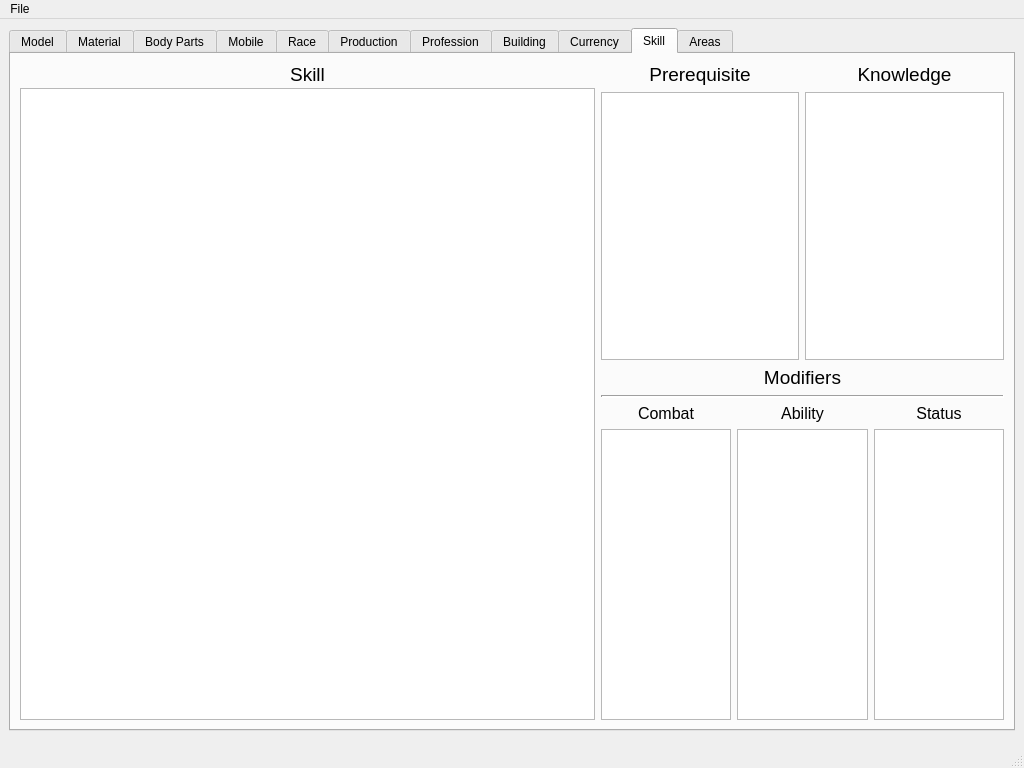
Old version of the form db_editor/radmuddbe.ui in the repository Galfurian/RadMud.
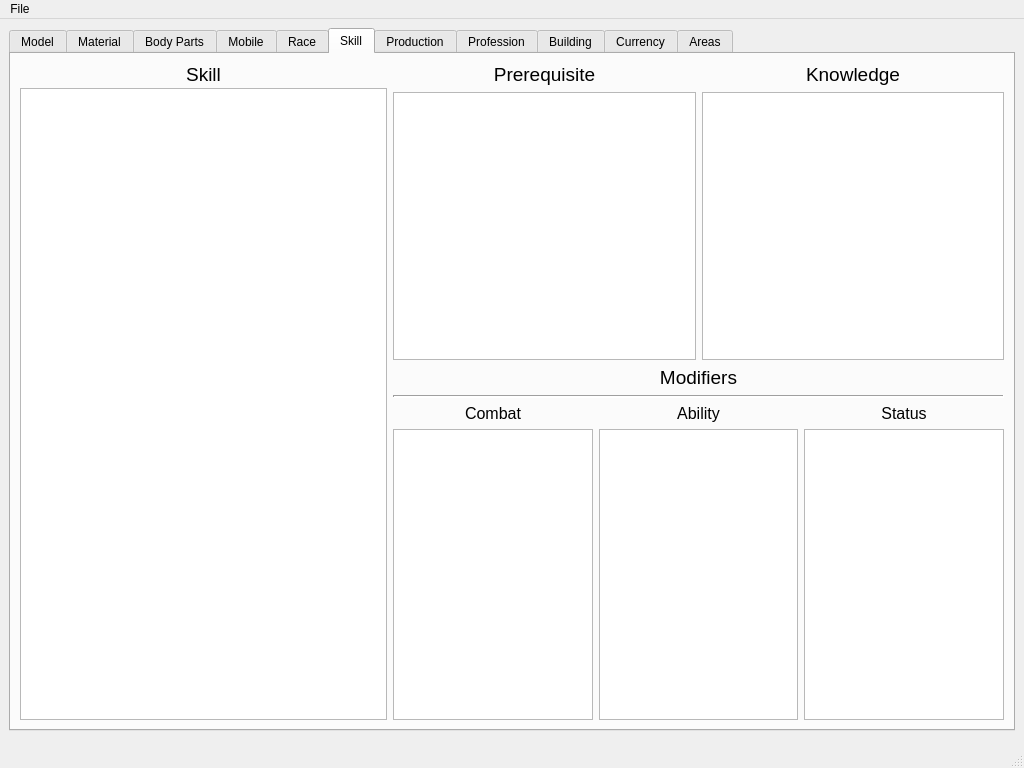
New version of the form. The open tabs and pages were chosen to show the change.

Commit message: Complete skill loading

What changed in the file:
```diff
--- a/db_editor/radmuddbe.ui
+++ b/db_editor/radmuddbe.ui
@@ -325,6 +325,215 @@
         </item>
        </layout>
       </widget>
+      <widget class="QWidget" name="tab_9">
+       <attribute name="title">
+        <string>Skill</string>
+       </attribute>
+       <layout class="QHBoxLayout" name="horizontalLayout_5" stretch="6,10">
+        <item>
+         <layout class="QVBoxLayout" name="verticalLayout_27">
+          <property name="spacing">
+           <number>2</number>
+          </property>
+          <item>
+           <widget class="QLabel" name="label_22">
+            <property name="font">
+             <font>
+              <pointsize>14</pointsize>
+             </font>
+            </property>
+            <property name="text">
+             <string>Skill</string>
+            </property>
+            <property name="alignment">
+             <set>Qt::AlignCenter</set>
+            </property>
+            <property name="margin">
+             <number>2</number>
+            </property>
+           </widget>
+          </item>
+          <item>
+           <widget class="QTableView" name="tbl_skill">
+            <property name="sortingEnabled">
+             <bool>true</bool>
+            </property>
+           </widget>
+          </item>
+         </layout>
+        </item>
+        <item>
+         <layout class="QVBoxLayout" name="verticalLayout_6">
+          <item>
+           <layout class="QGridLayout" name="gridLayout_3">
+            <item row="1" column="0">
+             <widget class="QTableView" name="tbl_skill_prerequisite">
+              <property name="sortingEnabled">
+               <bool>true</bool>
+              </property>
+             </widget>
+            </item>
+            <item row="1" column="1">
+             <widget class="QTableView" name="tbl_skill_knowledge">
+              <property name="sortingEnabled">
+               <bool>true</bool>
+              </property>
+             </widget>
+            </item>
+            <item row="0" column="0">
+             <widget class="QLabel" name="label_26">
+              <property name="font">
+               <font>
+                <pointsize>14</pointsize>
+               </font>
+              </property>
+              <property name="text">
+               <string>Prerequisite</string>
+              </property>
+              <property name="alignment">
+               <set>Qt::AlignCenter</set>
+              </property>
+              <property name="margin">
+               <number>2</number>
+              </property>
+             </widget>
+            </item>
+            <item row="2" column="0" colspan="2">
+             <widget class="QLabel" name="label_28">
+              <property name="font">
+               <font>
+                <pointsize>14</pointsize>
+                <weight>50</weight>
+                <bold>false</bold>
+               </font>
+              </property>
+              <property name="frameShape">
+               <enum>QFrame::NoFrame</enum>
+              </property>
+              <property name="text">
+               <string>Modifiers</string>
+              </property>
+              <property name="alignment">
+               <set>Qt::AlignCenter</set>
+              </property>
+             </widget>
+            </item>
+            <item row="0" column="1">
+             <widget class="QLabel" name="label_25">
+              <property name="font">
+               <font>
+                <pointsize>14</pointsize>
+               </font>
+              </property>
+              <property name="text">
+               <string>Knowledge</string>
+              </property>
+              <property name="alignment">
+               <set>Qt::AlignCenter</set>
+              </property>
+              <property name="margin">
+               <number>2</number>
+              </property>
+             </widget>
+            </item>
+           </layout>
+          </item>
+          <item>
+           <layout class="QGridLayout" name="gridLayout_4">
+            <item row="1" column="2">
+             <widget class="QLabel" name="label_27">
+              <property name="font">
+               <font>
+                <pointsize>12</pointsize>
+                <italic>false</italic>
+               </font>
+              </property>
+              <property name="text">
+               <string>Status</string>
+              </property>
+              <property name="alignment">
+               <set>Qt::AlignCenter</set>
+              </property>
+              <property name="margin">
+               <number>2</number>
+              </property>
+             </widget>
+            </item>
+            <item row="1" column="0">
+             <widget class="QLabel" name="label_24">
+              <property name="font">
+               <font>
+                <pointsize>12</pointsize>
+                <italic>false</italic>
+               </font>
+              </property>
+              <property name="text">
+               <string>Combat</string>
+              </property>
+              <property name="alignment">
+               <set>Qt::AlignCenter</set>
+              </property>
+              <property name="margin">
+               <number>2</number>
+              </property>
+             </widget>
+            </item>
+            <item row="1" column="1">
+             <widget class="QLabel" name="label_23">
+              <property name="font">
+               <font>
+                <pointsize>12</pointsize>
+                <italic>false</italic>
+               </font>
+              </property>
+              <property name="text">
+               <string>Ability</string>
+              </property>
+              <property name="alignment">
+               <set>Qt::AlignCenter</set>
+              </property>
+              <property name="margin">
+               <number>2</number>
+              </property>
+             </widget>
+            </item>
+            <item row="2" column="0">
+             <widget class="QTableView" name="tbl_skill_combat_modifier">
+              <property name="sortingEnabled">
+               <bool>true</bool>
+              </property>
+             </widget>
+            </item>
+            <item row="2" column="1">
+             <widget class="QTableView" name="tbl_skill_ability_modifier">
+              <property name="sortingEnabled">
+               <bool>true</bool>
+              </property>
+             </widget>
+            </item>
+            <item row="2" column="2">
+             <widget class="QTableView" name="tbl_skill_status_modifier">
+              <property name="sortingEnabled">
+               <bool>true</bool>
+              </property>
+             </widget>
+            </item>
+            <item row="0" column="0" colspan="3">
+             <widget class="Line" name="line">
+              <property name="lineWidth">
+               <number>2</number>
+              </property>
+              <property name="orientation">
+               <enum>Qt::Horizontal</enum>
+              </property>
+             </widget>
+            </item>
+           </layout>
+          </item>
+         </layout>
+        </item>
+       </layout>
+      </widget>
       <widget class="QWidget" name="tab_6">
        <attribute name="title">
         <string>Production</string>
@@ -644,215 +853,6 @@
         </item>
        </layout>
       </widget>
-      <widget class="QWidget" name="tab_9">
-       <attribute name="title">
-        <string>Skill</string>
-       </attribute>
-       <layout class="QHBoxLayout" name="horizontalLayout_5" stretch="10,7">
-        <item>
-         <layout class="QVBoxLayout" name="verticalLayout_27">
-          <property name="spacing">
-           <number>2</number>
-          </property>
-          <item>
-           <widget class="QLabel" name="label_22">
-            <property name="font">
-             <font>
-              <pointsize>14</pointsize>
-             </font>
-            </property>
-            <property name="text">
-             <string>Skill</string>
-            </property>
-            <property name="alignment">
-             <set>Qt::AlignCenter</set>
-            </property>
-            <property name="margin">
-             <number>2</number>
-            </property>
-           </widget>
-          </item>
-          <item>
-           <widget class="QTableView" name="tbl_skill">
-            <property name="sortingEnabled">
-             <bool>true</bool>
-            </property>
-           </widget>
-          </item>
-         </layout>
-        </item>
-        <item>
-         <layout class="QVBoxLayout" name="verticalLayout_6">
-          <item>
-           <layout class="QGridLayout" name="gridLayout_3">
-            <item row="1" column="0">
-             <widget class="QTableView" name="tbl_skill_prerequisite">
-              <property name="sortingEnabled">
-               <bool>true</bool>
-              </property>
-             </widget>
-            </item>
-            <item row="1" column="1">
-             <widget class="QTableView" name="tbl_skill_knowledge">
-              <property name="sortingEnabled">
-               <bool>true</bool>
-              </property>
-             </widget>
-            </item>
-            <item row="0" column="0">
-             <widget class="QLabel" name="label_26">
-              <property name="font">
-               <font>
-                <pointsize>14</pointsize>
-               </font>
-              </property>
-              <property name="text">
-               <string>Prerequisite</string>
-              </property>
-              <property name="alignment">
-               <set>Qt::AlignCenter</set>
-              </property>
-              <property name="margin">
-               <number>2</number>
-              </property>
-             </widget>
-            </item>
-            <item row="2" column="0" colspan="2">
-             <widget class="QLabel" name="label_28">
-              <property name="font">
-               <font>
-                <pointsize>14</pointsize>
-                <weight>50</weight>
-                <bold>false</bold>
-               </font>
-              </property>
-              <property name="frameShape">
-               <enum>QFrame::NoFrame</enum>
-              </property>
-              <property name="text">
-               <string>Modifiers</string>
-              </property>
-              <property name="alignment">
-               <set>Qt::AlignCenter</set>
-              </property>
-             </widget>
-            </item>
-            <item row="0" column="1">
-             <widget class="QLabel" name="label_25">
-              <property name="font">
-               <font>
-                <pointsize>14</pointsize>
-               </font>
-              </property>
-              <property name="text">
-               <string>Knowledge</string>
-              </property>
-              <property name="alignment">
-               <set>Qt::AlignCenter</set>
-              </property>
-              <property name="margin">
-               <number>2</number>
-              </property>
-             </widget>
-            </item>
-           </layout>
-          </item>
-          <item>
-           <layout class="QGridLayout" name="gridLayout_4">
-            <item row="1" column="2">
-             <widget class="QLabel" name="label_27">
-              <property name="font">
-               <font>
-                <pointsize>12</pointsize>
-                <italic>false</italic>
-               </font>
-              </property>
-              <property name="text">
-               <string>Status</string>
-              </property>
-              <property name="alignment">
-               <set>Qt::AlignCenter</set>
-              </property>
-              <property name="margin">
-               <number>2</number>
-              </property>
-             </widget>
-            </item>
-            <item row="1" column="0">
-             <widget class="QLabel" name="label_24">
-              <property name="font">
-               <font>
-                <pointsize>12</pointsize>
-                <italic>false</italic>
-               </font>
-              </property>
-              <property name="text">
-               <string>Combat</string>
-              </property>
-              <property name="alignment">
-               <set>Qt::AlignCenter</set>
-              </property>
-              <property name="margin">
-               <number>2</number>
-              </property>
-             </widget>
-            </item>
-            <item row="1" column="1">
-             <widget class="QLabel" name="label_23">
-              <property name="font">
-               <font>
-                <pointsize>12</pointsize>
-                <italic>false</italic>
-               </font>
-              </property>
-              <property name="text">
-               <string>Ability</string>
-              </property>
-              <property name="alignment">
-               <set>Qt::AlignCenter</set>
-              </property>
-              <property name="margin">
-               <number>2</number>
-              </property>
-             </widget>
-            </item>
-            <item row="2" column="0">
-             <widget class="QTableView" name="tbl_skill_combat_modifier">
-              <property name="sortingEnabled">
-               <bool>true</bool>
-              </property>
-             </widget>
-            </item>
-            <item row="2" column="1">
-             <widget class="QTableView" name="tbl_skill_ability_modifier">
-              <property name="sortingEnabled">
-               <bool>true</bool>
-              </property>
-             </widget>
-            </item>
-            <item row="2" column="2">
-             <widget class="QTableView" name="tbl_skill_status_modifier">
-              <property name="sortingEnabled">
-               <bool>true</bool>
-              </property>
-             </widget>
-            </item>
-            <item row="0" column="0" colspan="3">
-             <widget class="Line" name="line">
-              <property name="lineWidth">
-               <number>2</number>
-              </property>
-              <property name="orientation">
-               <enum>Qt::Horizontal</enum>
-              </property>
-             </widget>
-            </item>
-           </layout>
-          </item>
-         </layout>
-        </item>
-       </layout>
-      </widget>
       <widget class="QWidget" name="tab_10">
        <attribute name="title">
         <string>Areas</string>
```
The commit also changes 3 other files.
